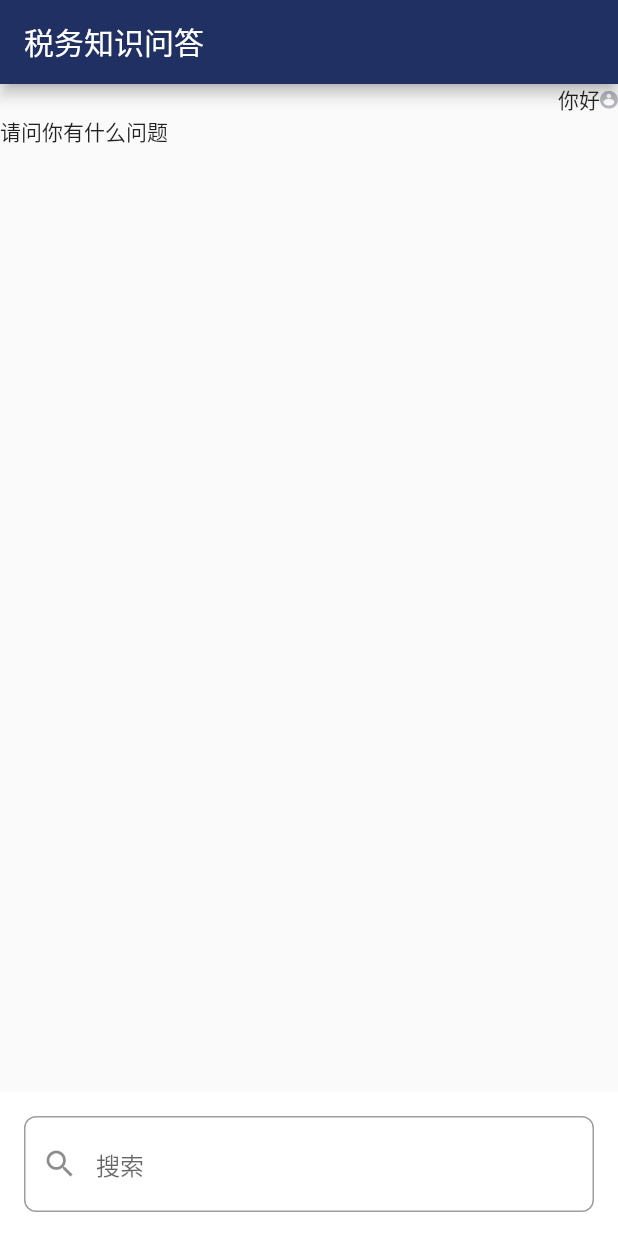
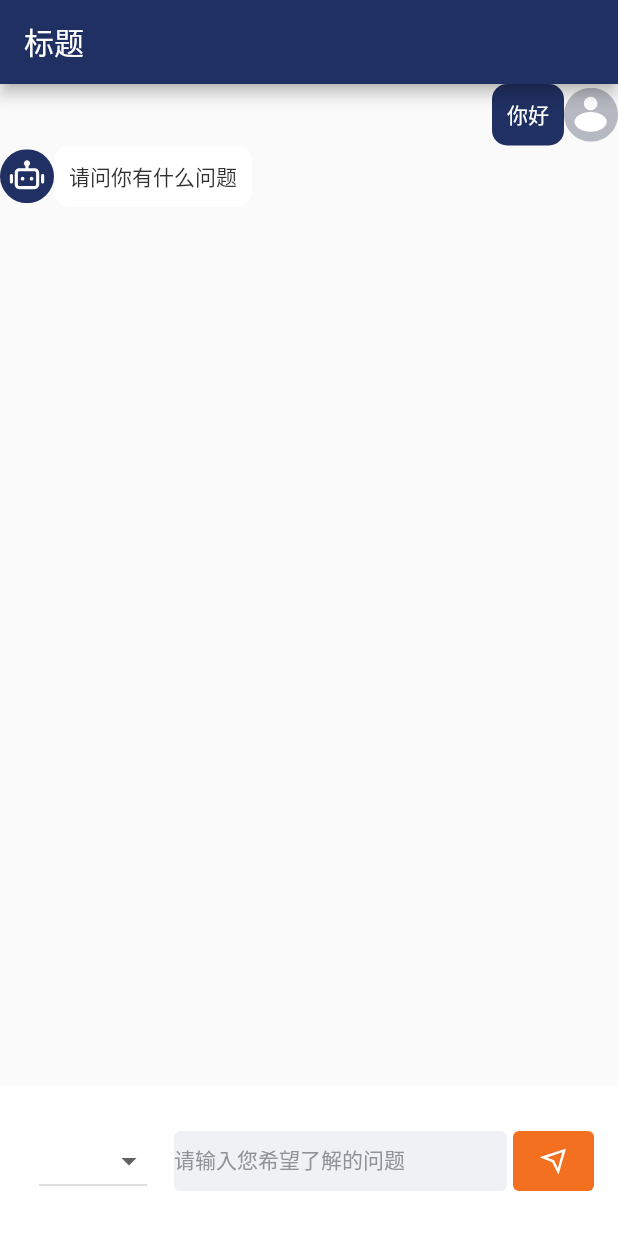
Before and after one commit to GGupzHH/tax-robot, a Flutter app: the screen it shows after launch, on a phone screen of 412 x 824 dp. Run offline on Flutter 3.47's test engine with Material 2 defaults, Android fonts, the phone set to English and light mode, and no system bars; our stand-ins replace flutter_svg, get.

Commit message:
✨ (robot style): RobotPage style
code buttonMenu

```diff
--- a/lib/common/router/app_pages.dart
+++ b/lib/common/router/app_pages.dart
@@ -9,7 +9,7 @@ class AppPages {
   static final routes = [
     GetPage(
         name: AppRoutes.Base,
-        page: () => Robor(),
+        page: () => RobotPage(),
     )
   ];
 }
--- a/lib/global.dart
+++ b/lib/global.dart
@@ -13,6 +13,8 @@ class AssetsSvg {
   static const iconEmptySvg = 'assets/svgs/empty.svg';
   static const iconHeaderLogoSvg = 'assets/svgs/header_logo.svg';
   static const iconLogoSvg = 'assets/svgs/logo.svg';
+  static const iconButtonSvg = 'assets/svgs/button_icon.svg';
+  static const iconDownSvg = 'assets/svgs/down_icon.svg';
 }
 
 class GlobalColor {
--- a/lib/pages/robot/robot.dart
+++ b/lib/pages/robot/robot.dart
@@ -1,66 +1,155 @@
 import 'package:flutter/material.dart';
 import 'package:flutter_svg/svg.dart';
+import 'package:get/get.dart';
+import 'package:tax_robot_app/common/utils/index.dart';
 import 'package:tax_robot_app/global.dart';
 import 'package:tax_robot_app/pages/robot/controller/robot.controller.dart';
 
-class Robor extends StatelessWidget {
-  Robor({super.key});
+class RobotPage extends StatelessWidget {
+  RobotPage({Key? key}) : super(key: key);
+
   final robotController = RobotController();
+  final List<String> dropdownOptions = ['税务师', '律师'];
+  String? selectedOption; // 定义 selectedOption 变量，初始值为 null
+
+  @override
+  void initState() {
+    selectedOption = dropdownOptions[0]; // 将初始值设置为第一个选项
+  }
 
   @override
   Widget build(BuildContext context) {
     return Scaffold(
       appBar: AppBar(
-        title: Text('税务知识问答'),
+        title: const Text('标题'),
       ),
       body: Column(
         children: [
           Expanded(
             child: ListView.builder(
-              itemCount: robotController.records.length, // 假设有20条信息
+              itemCount: robotController.records.length,
               itemBuilder: (context, index) {
-                final record = robotController.records[index]; // 获取对应索引的记录
+                final record = robotController.records[index];
                 final role = record['role'];
                 final content = record['content'];
-                Widget widgetItem;
-                if (role == 'user') {
-                  widgetItem = Row(
-                    mainAxisAlignment: MainAxisAlignment.end,
-                    children: [
-                      Text(content),
-                      SvgPicture.asset(
-                        AssetsSvg.iconAvatarUserSvg,
-                        width: 12,
-                      ),
-                    ],
-                  );
-                } else {
-                  widgetItem = Row(
-                    children: [
-                      Text(content),
-                    ],
-                  );
-                }
 
-                return widgetItem;
+                return _buildMessage(role, content);
               },
             ),
           ),
           Container(
             color: Colors.white,
-            padding: EdgeInsets.all(16.0),
-            child: TextField(
-              decoration: InputDecoration(
-                hintText: '搜索',
-                prefixIcon: Icon(Icons.search),
-                border: OutlineInputBorder(
-                  borderRadius: BorderRadius.circular(8.0),
+            padding: const EdgeInsets.all(16.0),
+            child: Row(
+              children: [
+                GestureDetector(
+                  onTap: () {
+                    // 下拉组件交互逻辑
+                  },
+                  child: Container(
+  padding: const EdgeInsets.all(10),
+  decoration: BoxDecoration(
+    borderRadius: BorderRadius.circular(8.0),
+  ),
+  child: Row(
+    mainAxisAlignment: MainAxisAlignment.spaceBetween,
+    children: [
+      DropdownButton<String>(
+        value: selectedOption, // 当前选中的选项
+        onChanged: (String? newValue) {
+          // 下拉选项变化时的处理逻辑
+          // 更新选中的选项
+          selectedOption = newValue;
+        },
+        items: dropdownOptions.map((String option) {
+                    return DropdownMenuItem<String>(
+                      value: option,
+                      child: Text(option),
+                    );
+                  }).toList(),
+      ),
+    ],
+  ),
+),
                 ),
-              ),
+                const SizedBox(width: 8.0),
+                Expanded(
+                  child: Container(
+                    height: 40,
+                    decoration: BoxDecoration(
+                      color: Color(0xffEFF1F4), // 设置背景颜色
+                      borderRadius: BorderRadius.circular(4.0), // 设置圆角
+                    ),
+                    // padding: const EdgeInsets.symmetric(horizontal: 10, vertical: 8), // 设置内边距
+                    child: TextField(
+                      decoration: InputDecoration(
+                        hintText: '请输入您希望了解的问题',
+                        hintStyle: TextStyle(
+                          fontSize: 14,
+                          color: Color(0xff909399),
+                        ),
+                        border: InputBorder.none,
+                      ),
+                    ),
+                  ),
+                ),
+                const SizedBox(width: 4.0),
+                Container(
+                  width: 54,
+                  height: 40,
+                  decoration: BoxDecoration(
+                    color: Color(0xffF37021), // 设置背景颜色
+                    borderRadius: BorderRadius.circular(4.0), // 设置圆角
+                  ),
+                  child: IconButton(
+                    icon: SvgPicture.asset(
+                      AssetsSvg.iconButtonSvg,
+                      width: 20,
+                    ),
+                    onPressed: () {
+                      // 自定义按钮点击事件
+                    },
+                  ),
+                ),
+              ],
             ),
-          ),
+          )
+
         ],
       ),
     );
   }
+
+  Widget _buildMessage(String role, String content) {
+    final isUser = role == 'user';
+
+    return Row(
+      mainAxisAlignment: isUser ? MainAxisAlignment.end : MainAxisAlignment.start,
+      children: [
+        if (!isUser)
+          SvgPicture.asset(
+            AssetsSvg.iconAvatarRobotSvg,
+            width: 36,
+          ),
+        Container(
+          padding: const EdgeInsets.all(10),
+          decoration: BoxDecoration(
+            borderRadius: BorderRadius.circular(10),
+            color: isUser ? GlobalColor.themeColor : Colors.white,
+          ),
+          child: Text(
+            content,
+            style: TextStyle(
+              color: isUser ? Colors.white : createMaterialColor(const Color(0xff303133)),
+            ),
+          ),
+        ),
+        if (isUser)
+          SvgPicture.asset(
+            AssetsSvg.iconAvatarUserSvg,
+            width: 36,
+          ),
+      ],
+    );
+  }
 }
```
Also changed, not shown: assets/svgs/button_icon.svg (added), assets/svgs/down_icon.svg (added).
